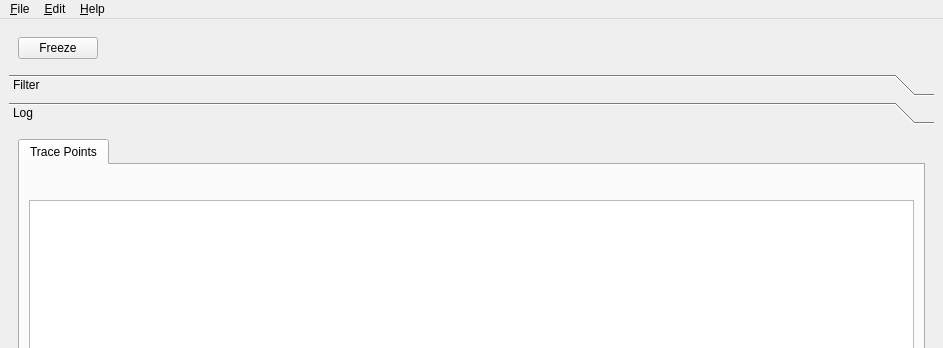
Old version of the form gui/mainwindow.ui in the repository froglogic/tracetool; both pictures show x 0 to 943 and y 0 to 348 of the 943 by 638 pixel window.
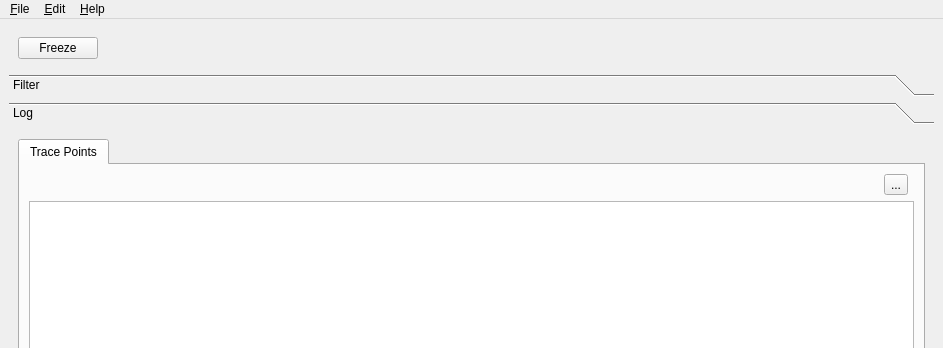
New version of the form. Icons and pictures are not drawn. Custom widgets are drawn as their Qt base class.

Commit message:
Add a hook to clear tracepoints from the view
I think entryitemmodel should support removing/clearing
the backend before this can work?

Patch:
```diff
--- a/gui/mainwindow.ui
+++ b/gui/mainwindow.ui
@@ -84,7 +84,7 @@
          <x>0</x>
          <y>0</y>
          <width>925</width>
-         <height>474</height>
+         <height>484</height>
         </rect>
        </property>
        <attribute name="label">
@@ -117,7 +117,7 @@
             <item row="0" column="1">
              <widget class="SearchWidget" name="tracePointsSearchWidget" native="true"/>
             </item>
-            <item row="1" column="0" colspan="2">
+            <item row="1" column="0" colspan="3">
              <widget class="QTableView" name="tracePointsView">
               <property name="sizePolicy">
                <sizepolicy hsizetype="Expanding" vsizetype="Expanding">
@@ -131,9 +131,17 @@
               <attribute name="horizontalHeaderStretchLastSection">
                <bool>true</bool>
               </attribute>
-              <attribute name="horizontalHeaderStretchLastSection">
-               <bool>true</bool>
-              </attribute>
+             </widget>
+            </item>
+            <item row="0" column="1">
+             <widget class="QToolButton" name="tracePointsClear">
+              <property name="text">
+               <string>...</string>
+              </property>
+              <property name="icon">
+               <iconset resource="gui.qrc">
+                <normaloff>:/icons/go-down.png</normaloff>:/icons/go-down.png</iconset>
+              </property>
              </widget>
             </item>
            </layout>
```
Left out of the diff: 6 changed lines with no effect on the pictures. The commit also changes 2 other files.
